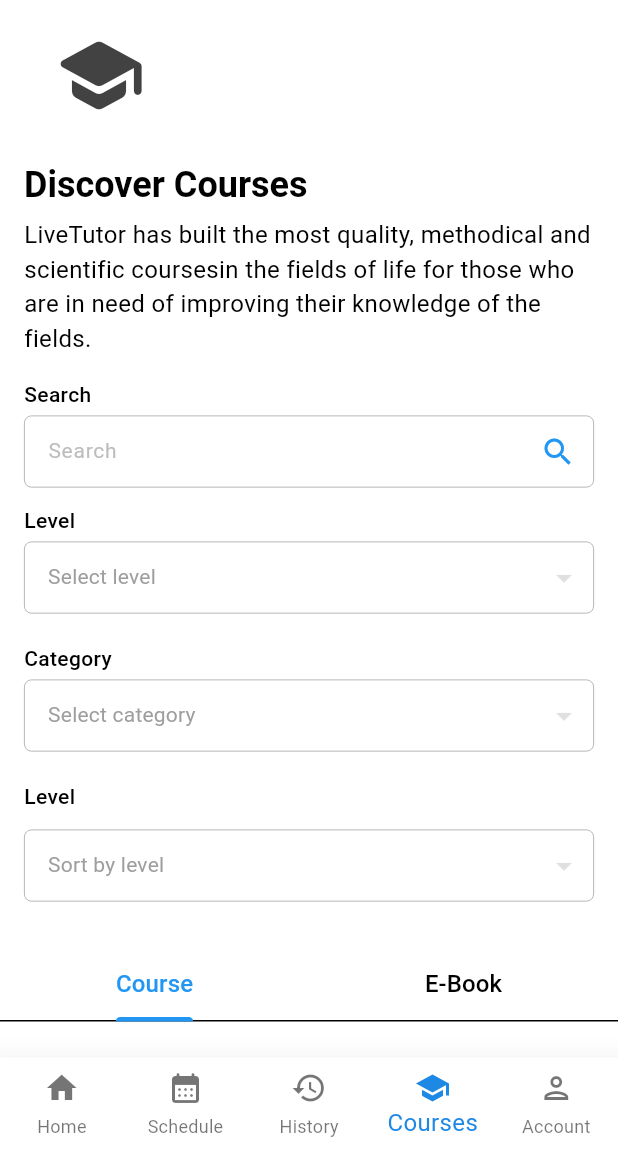
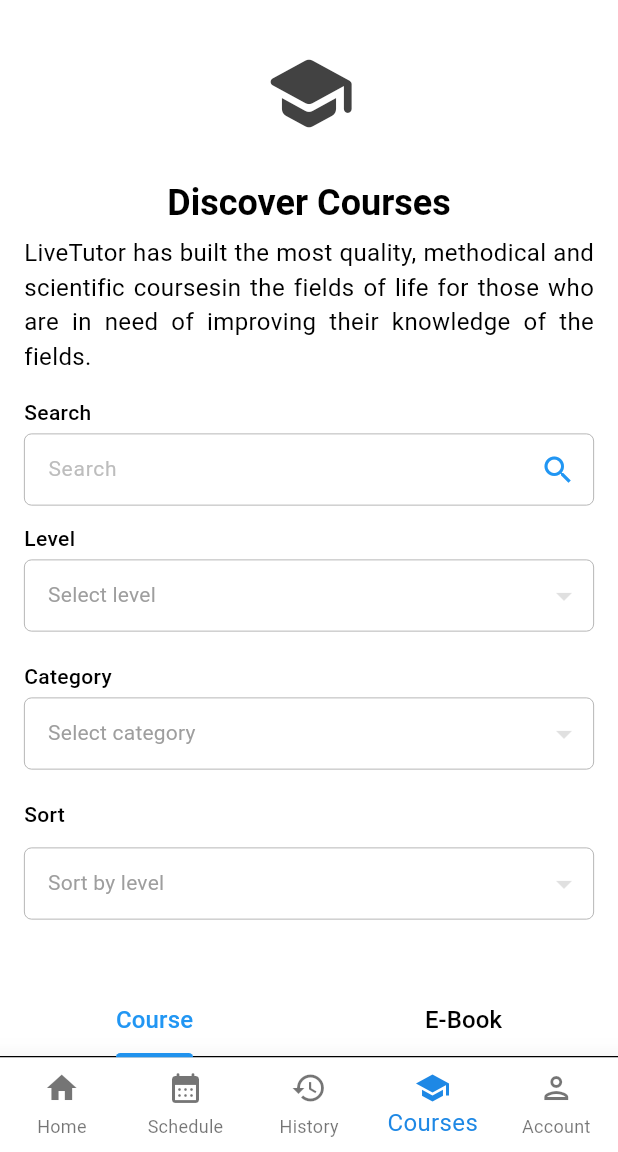
Before and after one commit to SmilinOwls/LetTutor, a Flutter app: the TabBarNavigator screen opened by its route, item 4 of the bottom bar chosen, on a phone screen of 412 x 824 dp, the part 84-1236 px from its top. Run offline on Flutter 3.47's test engine with Material 3 defaults, Android fonts, the phone set to English and light mode, and no system bars; drawn by our look-alikes of cached_network_image, dropdown_button2; our stand-ins replace chewie, dio, file_picker, flutter_dotenv, flutter_svg, google_sign_in and 3 more; missing offline and left inert: flutter_facebook_auth, syncfusion_flutter_pdfviewer; accounts and stored records are empty; network calls fail.

Commit message:
chore: small adjustments

```diff
--- a/lib/features/courses/course_list/course_list_screen.dart
+++ b/lib/features/courses/course_list/course_list_screen.dart
@@ -108,9 +108,14 @@
       headerSliverBuilder: (BuildContext context, bool innerBoxIsScrolled) => [
         SliverToBoxAdapter(
             child: Padding(
-          padding: const EdgeInsets.symmetric(horizontal: 16),
+          padding: const EdgeInsets.symmetric(
+            horizontal: 16,
+            vertical: 12,
+          ),
           child: Column(
             crossAxisAlignment: CrossAxisAlignment.start,
+            children: <Widget>[
+              Column(
                 children: <Widget>[
                   CachedNetworkImage(
                     imageUrl:
@@ -132,6 +137,9 @@
                   const Text(
                     'LiveTutor has built the most quality, methodical and scientific courses'
                     'in the fields of life for those who are in need of improving their knowledge of the fields.',
+                    textAlign: TextAlign.justify,
+                  ),
+                ],
               ),
               const SizedBox(height: 16),
               const Text(
@@ -215,7 +223,7 @@
               ),
               const SizedBox(height: 12),
               const Text(
-                'Level',
+                'Sort',
                 style: TextStyle(
                   fontSize: 14,
                   fontWeight: FontWeight.w500,
```
Also changed, not shown: lib/features/history/history_screen.dart (+5 -2 lines), lib/features/schedule/schedule_screen.dart (+6 -3 lines), lib/services/courses_service.dart (+16 -2 lines). Lines whose indentation alone changed are shown as unchanged.
